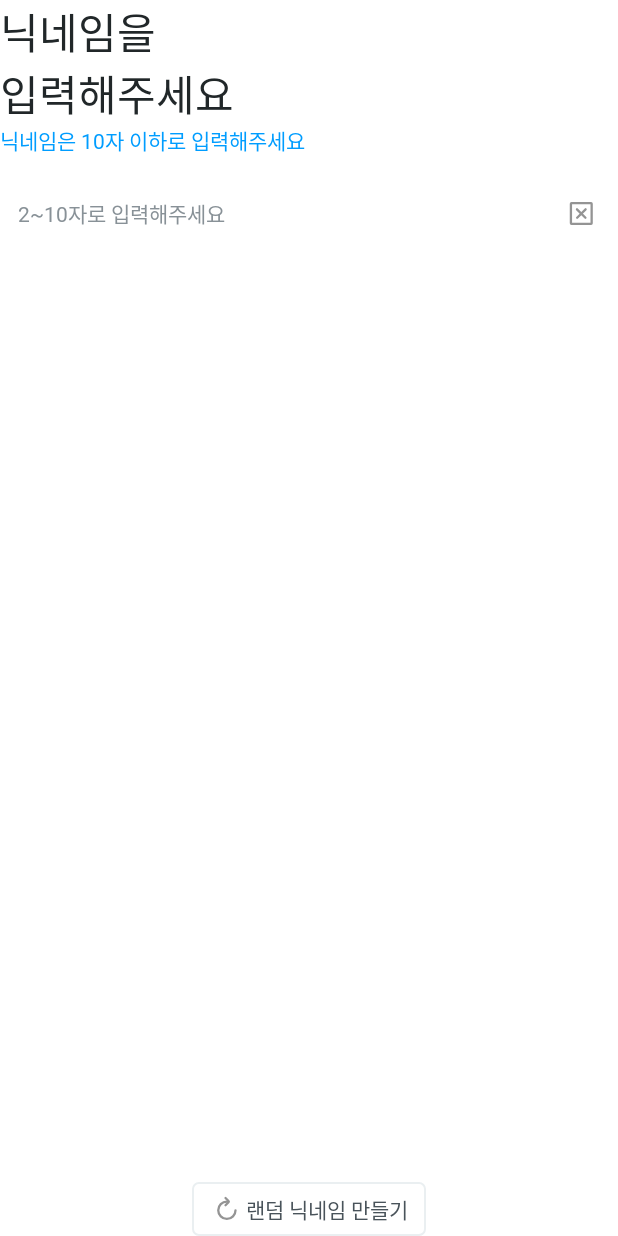
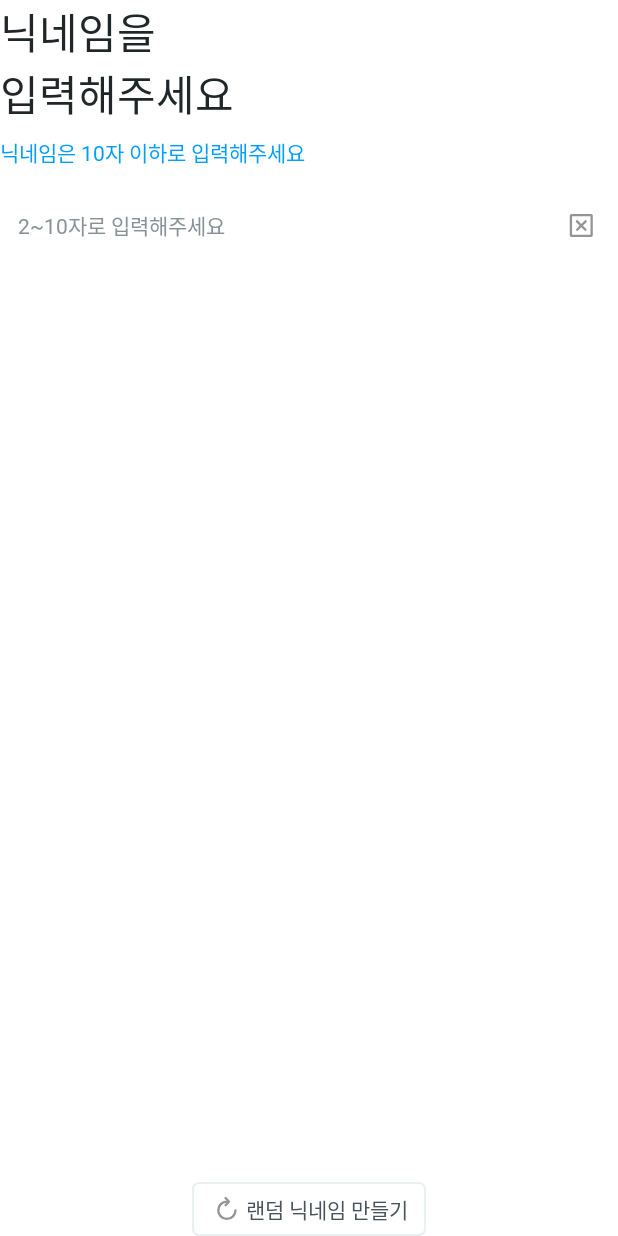
Before and after one commit to Central-MakeUs/Cider_AOS, an Android app: the layout fragment_register_nickname.xml on its own in the app's theme, with its tools: preview values and no code run, on a phone screen of 412 x 824 dp. Run offline under Robolectric (Android 15) with nearby library versions, the phone set to English and light mode, and no system bars.

Commit message:
[mod] margin 편집

```diff
--- a/app/src/main/res/layout/fragment_login.xml
+++ b/app/src/main/res/layout/fragment_login.xml
@@ -10,6 +10,7 @@
     <androidx.constraintlayout.widget.ConstraintLayout
         android:layout_width="match_parent"
         android:layout_height="match_parent"
+        android:background="@color/white"
         tools:context=".presentation.register.RegisterFragment">
 
         <androidx.appcompat.widget.AppCompatButton
--- a/app/src/main/res/layout/fragment_register_nickname.xml
+++ b/app/src/main/res/layout/fragment_register_nickname.xml
@@ -31,6 +31,7 @@
             android:layout_height="wrap_content"
             android:text="@string/register_nickname_sub"
             android:textSize="@dimen/text_lg"
+            android:layout_marginTop="8dp"
             android:fontFamily="@font/pretendard_bold"
             android:textColor="@color/main"
             app:layout_constraintStart_toStartOf="parent"
```
